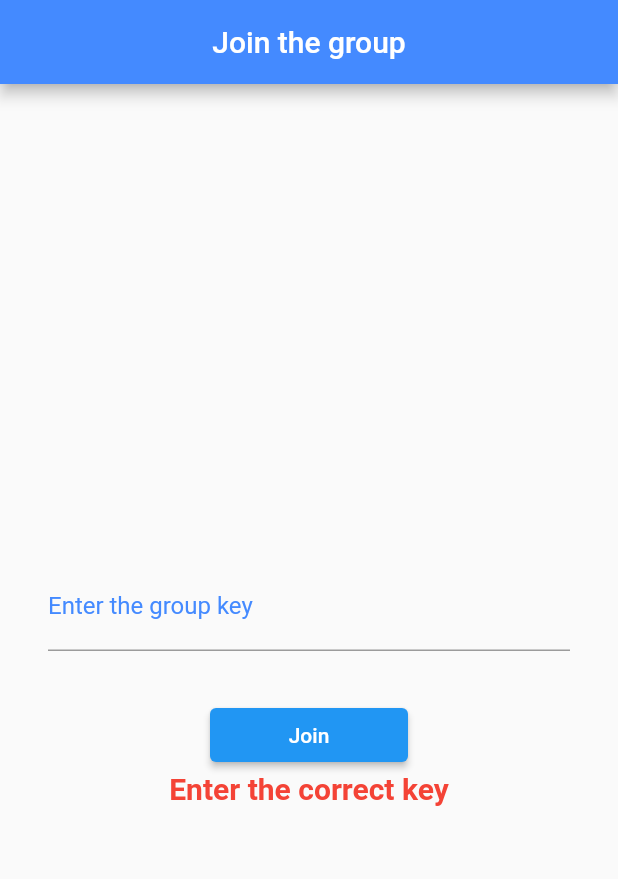
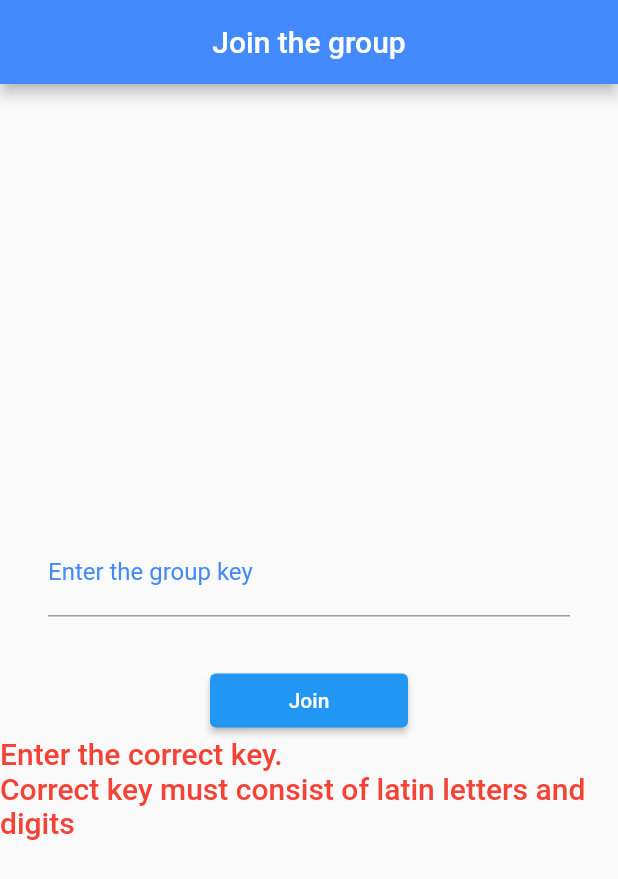
Before and after one commit to arsepav/Back4appProject, a Flutter app: the screen it shows after launch, after a tap on "Join", on a phone screen of 412 x 824 dp. Shown: the top 879 px of the screen. Run offline on Flutter 3.47's test engine with Material 2 defaults, Android fonts, the phone set to English and light mode, and no system bars; our stand-ins replace parse_server_sdk_flutter.

Commit message:
Add restrictions to group key

```diff
--- a/lib/groupKeys.dart
+++ b/lib/groupKeys.dart
@@ -1,6 +1,15 @@
 
 String groupKey = 'sample';
 
+var allowedLetters = "qwertyuiopasdfghjklzxcvbnmQWERTYUIOPASDFGHJKLZXCVBNM1234567890";
+
 bool chekGroupKey(String key){
-  return key.length > 5;
+  bool approved = true;
+  for (int i=0; i<key.length; i++){
+    if(!allowedLetters.contains(key[i])){
+      approved = false;
+      break;
+    }
+  }
+  return approved && key.length > 5;
 }
--- a/lib/signinscreen.dart
+++ b/lib/signinscreen.dart
@@ -63,12 +63,12 @@ class _SignInState extends State<SignIn> {
               );
             }),
             keyError != 0
-                ? Text(
-                    "Enter the correct key",
+                ? const Text(
+                    "Enter the correct key.\nCorrect key must consist of latin letters and digits",
                     style: TextStyle(
                         fontSize: 20,
                         color: Colors.red,
-                        fontWeight: FontWeight.w700),
+                        fontWeight: FontWeight.w500),
                   )
                 : Container(),
           ],
```
